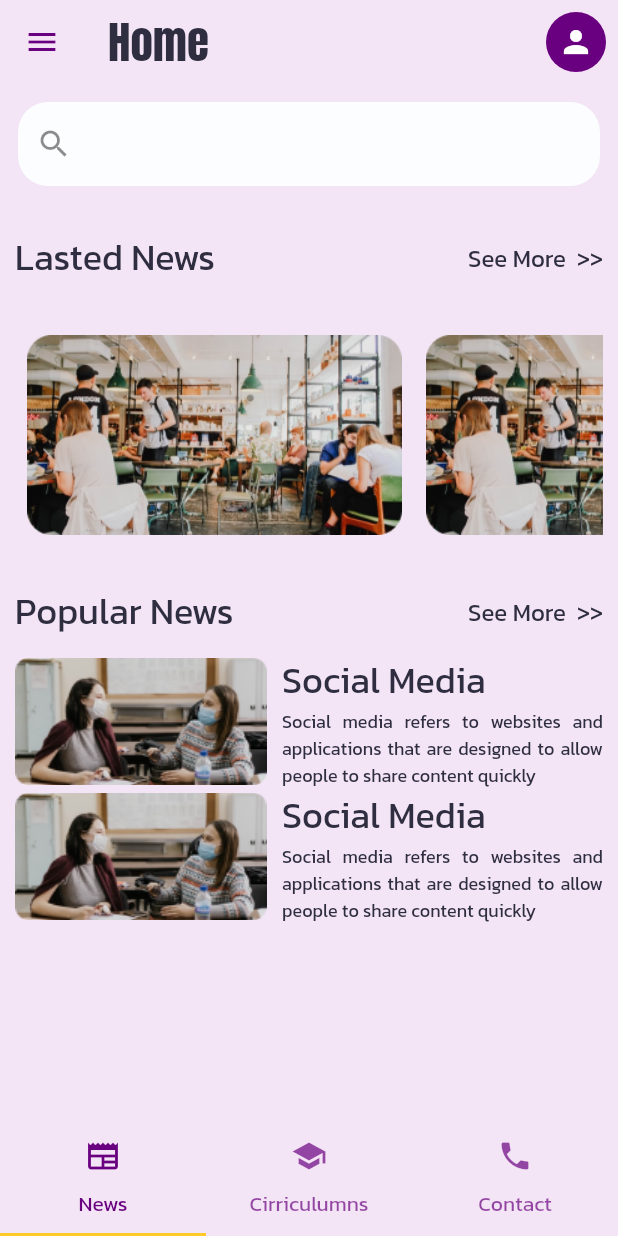
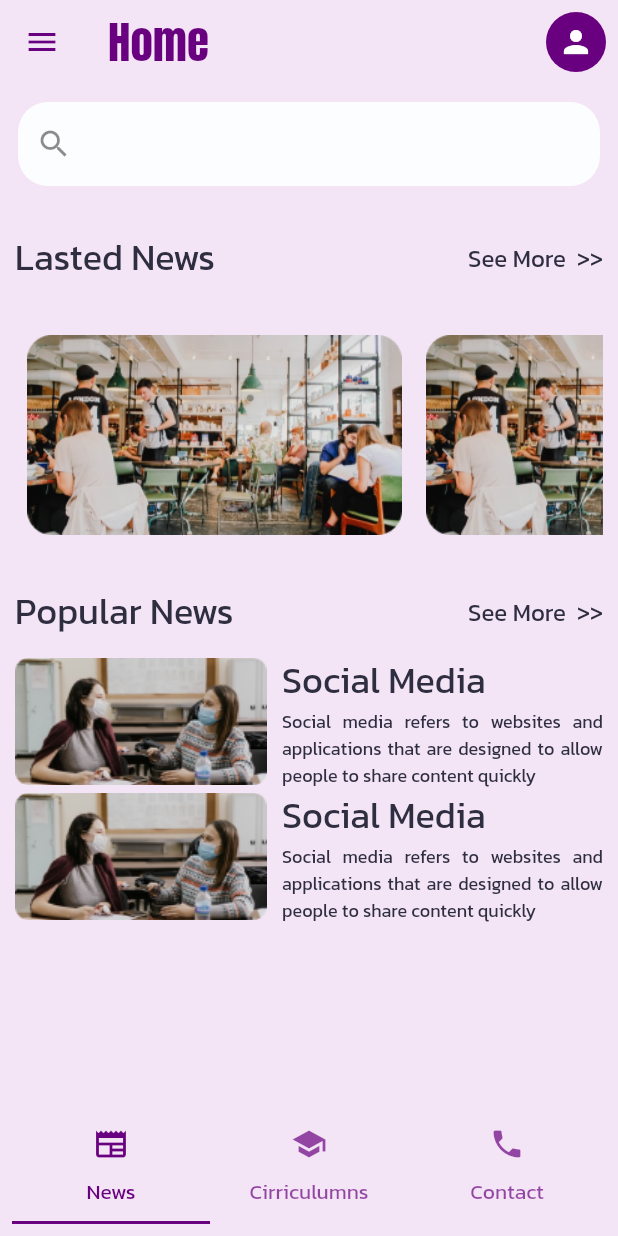
Before and after one commit to 2018Patty/flutter_scitapp, a Flutter app: the News screen opened directly, on a phone screen of 412 x 824 dp. Run offline on Flutter 3.47's test engine with Material 2 defaults, Android fonts, the phone set to English and light mode, and no system bars.

Commit message:
Add Home

```diff
--- a/lib/pages/news.dart
+++ b/lib/pages/news.dart
@@ -1,6 +1,7 @@
 // ignore_for_file: prefer_const_constructors
 
 import 'package:flutter/material.dart';
+import 'package:themedemo66/color.dart';
 import 'package:themedemo66/pages/newsbody.dart';
 
 class News extends StatefulWidget {
@@ -31,7 +32,9 @@ class _NewsState extends State<News> {
           elevation: 0,
           title: Text(
             'Home',
-            style: Theme.of(context).textTheme.headlineSmall,
+            style: Theme.of(context).textTheme.headlineSmall?.copyWith(
+                  color: purplePrimary,
+                ),
           ),
           centerTitle: false,
           backgroundColor: Theme.of(context).colorScheme.background,
@@ -47,7 +50,23 @@ class _NewsState extends State<News> {
             )
           ],
         ),
-        bottomNavigationBar: TabBar(
+        bottomNavigationBar: buildTabBar(),
+        drawer: Drawer(),
+        body: TabBarView(
+          children: const [
+            NewsBody(),
+            NewsBody(),
+            NewsBody(),
+          ],
+        ),
+      ),
+    );
+  }
+
+  Padding buildTabBar() {
+    return Padding(
+      padding: const EdgeInsets.all(8.0),
+      child: TabBar(
         tabs: const [
           Tab(
             text: 'News',
@@ -63,15 +82,6 @@ class _NewsState extends State<News> {
           ),
         ],
       ),
-        drawer: Drawer(),
-        body: TabBarView(
-          children: const [
-            NewsBody(),
-            NewsBody(),
-            NewsBody(),
-          ],
-        ),
-      ),
     );
   }
 }
--- a/lib/theme.dart
+++ b/lib/theme.dart
@@ -62,5 +62,9 @@ ThemeData scitTheme() {
       ),
       tabBarTheme: const TabBarTheme(
         labelColor: purplePrimary,
+        indicatorColor: purplePrimary,
+        indicator: UnderlineTabIndicator(
+          borderSide: BorderSide(color: purplePrimary, width: 2.0),
+        ),
       ));
 }
```
Lines whose indentation alone changed are shown as unchanged.
